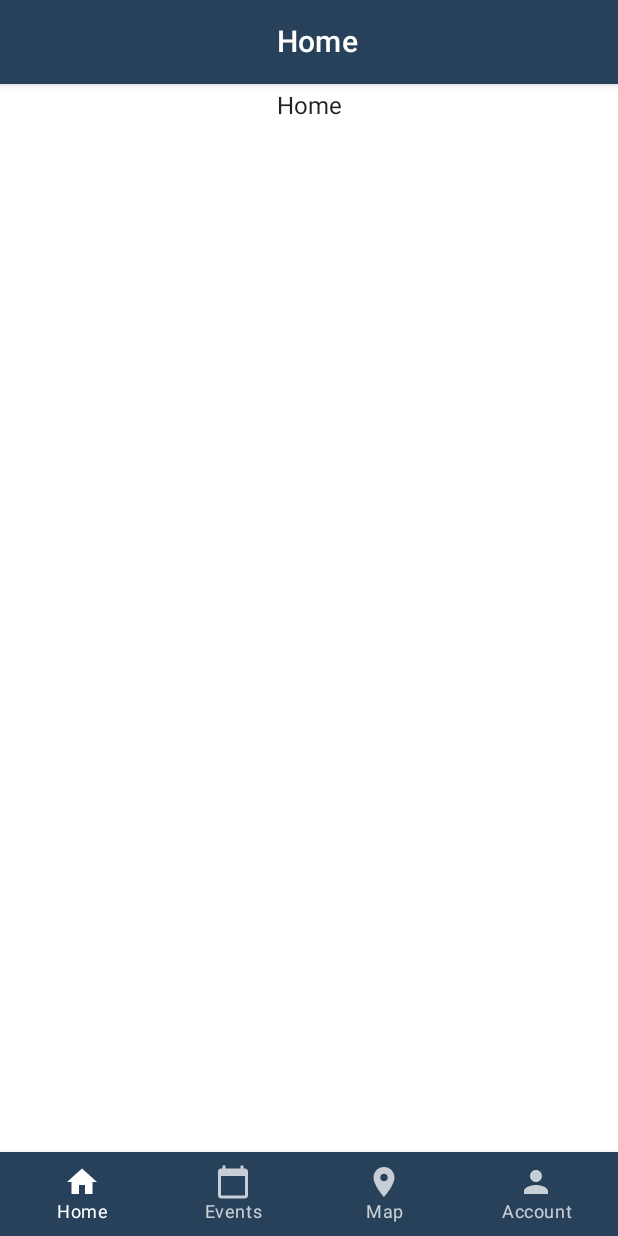
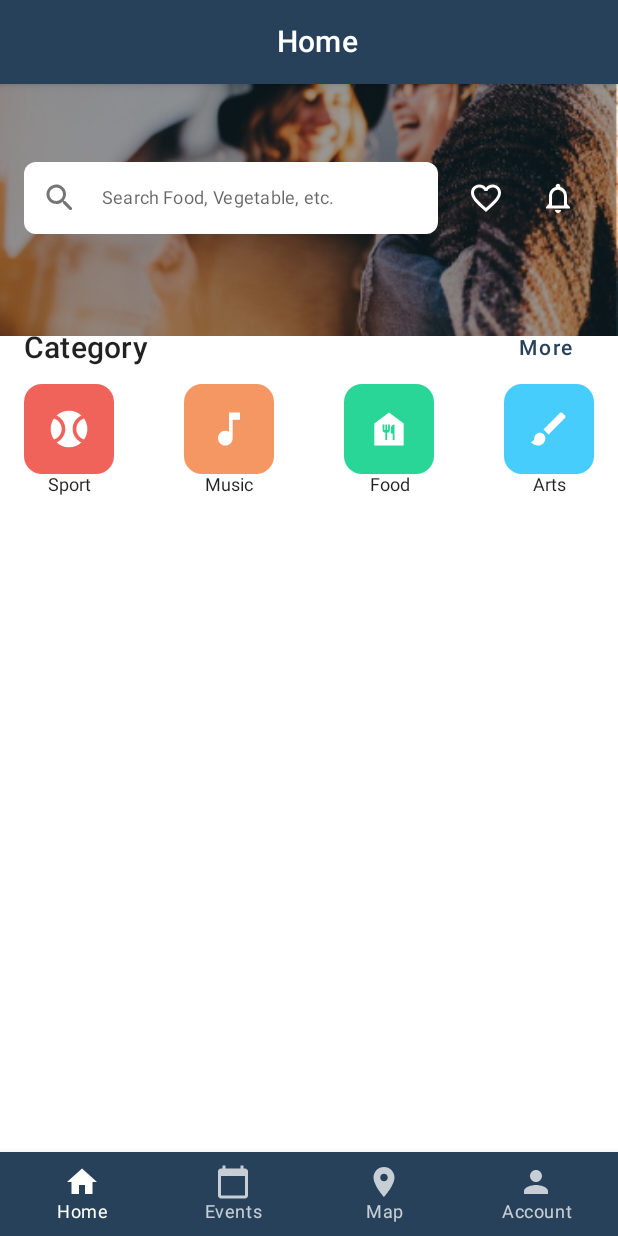
Before and after one commit to Nischhal3/event-manager, an Android app built with Jetpack Compose: the MainFragment screen opened through its navigation route, on a phone screen of 412 x 824 dp. Run offline under Robolectric (Android 15) with nearby library versions, the phone set to English and light mode, and no system bars; our stand-ins replace Room's generated code, livedata-compose.

Commit message:
home screen started

```diff
--- a/app/src/main/java/com/example/eventmanager/screens/Home.kt
+++ b/app/src/main/java/com/example/eventmanager/screens/Home.kt
@@ -1,22 +1,181 @@
 package com.example.eventmanager
 
-import androidx.compose.foundation.layout.Column
-import androidx.compose.foundation.layout.fillMaxSize
-import androidx.compose.foundation.layout.padding
-import androidx.compose.material.Text
+import android.util.Log
+import androidx.compose.foundation.*
+import androidx.compose.foundation.layout.*
+import androidx.compose.foundation.lazy.LazyColumn
+import androidx.compose.foundation.lazy.LazyRow
+import androidx.compose.foundation.lazy.items
+import androidx.compose.foundation.shape.RoundedCornerShape
+import androidx.compose.material.*
+import androidx.compose.material.icons.Icons
+import androidx.compose.material.icons.outlined.FavoriteBorder
+import androidx.compose.material.icons.outlined.Notifications
+import androidx.compose.material.icons.rounded.Search
 import androidx.compose.runtime.Composable
 import androidx.compose.ui.Alignment
 import androidx.compose.ui.Modifier
+import androidx.compose.ui.graphics.Color
+import androidx.compose.ui.graphics.painter.Painter
+import androidx.compose.ui.layout.ContentScale
+import androidx.compose.ui.res.painterResource
+import androidx.compose.ui.text.font.FontWeight
+import androidx.compose.ui.text.style.TextAlign
 import androidx.compose.ui.unit.dp
+import androidx.compose.ui.unit.sp
+import com.example.eventmanager.ui.theme.Typography
+import com.example.eventmanager.viewmodel.Category
 
 @Composable
 fun HomeScreen() {
-    Column(
-        modifier = Modifier
-            .fillMaxSize()
-            .padding(top = 5.dp),
-        horizontalAlignment = Alignment.CenterHorizontally
-    ) {
-        Text(text = "Home")
+    Box(Modifier.verticalScroll(rememberScrollState())) {
+        Image(
+            modifier = Modifier
+                .fillMaxWidth()
+                .offset(0.dp, (-30).dp),
+            painter = painterResource(id = R.drawable.home_bg),
+            contentDescription = "Header Background",
+            contentScale = ContentScale.FillWidth
+        )
+        Column {
+            //AppBar()
+            Spacer(modifier = Modifier.padding(top = 36.dp))
+            Content()
+        }
     }
 }
+
+@Composable
+fun AppBar() {
+    Row(
+        Modifier
+            .padding(16.dp)
+            .height(48.dp),
+        verticalAlignment = Alignment.CenterVertically,
+        horizontalArrangement = Arrangement.SpaceAround
+    ) {
+        TextField(
+            value = "",
+            onValueChange = {},
+            label = { Text(text = "Search Food, Vegetable, etc.", fontSize = 12.sp) },
+            singleLine = true,
+            leadingIcon = {
+                Icon(
+                    imageVector = Icons.Rounded.Search,
+                    contentDescription = "Search"
+                )
+            },
+            colors = TextFieldDefaults.textFieldColors(
+                backgroundColor = Color.White,
+                focusedIndicatorColor = Color.Transparent,
+                unfocusedIndicatorColor = Color.Transparent
+            ),
+            shape = RoundedCornerShape(8.dp),
+            modifier = Modifier
+                .weight(1f)
+                .fillMaxHeight()
+        )
+        Spacer(modifier = Modifier.width(8.dp))
+        IconButton(onClick = { }) {
+            Icon(
+                imageVector = Icons.Outlined.FavoriteBorder,
+                contentDescription = "",
+                tint = Color.White
+            )
+        }
+        IconButton(onClick = {}) {
+            Icon(
+                imageVector = Icons.Outlined.Notifications,
+                contentDescription = "",
+                tint = Color.White
+            )
+        }
+    }
+}
+
+@Composable
+fun Content() {
+    Column {
+        AppBar()
+        Spacer(modifier = Modifier.height(36.dp))
+        CategorySection()
+        Spacer(modifier = Modifier.height(16.dp))
+    }
+}
+
+
+@Composable
+fun VerticalDivider() {
+    Divider(
+        color = Color(0xFFF1F1F1),
+        modifier = Modifier
+            .width(1.dp)
+            .height(32.dp)
+    )
+}
+@Composable
+fun CategorySection() {
+    Column(Modifier.padding(horizontal = 16.dp)) {
+        Row(
+            Modifier.fillMaxWidth(),
+            verticalAlignment = Alignment.CenterVertically,
+            horizontalArrangement = Arrangement.SpaceBetween
+        ) {
+            Text(text = "Category", style = MaterialTheme.typography.h6)
+            TextButton(onClick = {}) {
+                Text(text = "More", color = MaterialTheme.colors.primary)
+            }
+        }
+
+        Row(
+            Modifier.fillMaxWidth(),
+            horizontalArrangement = Arrangement.SpaceBetween
+        ) {
+            CategoryButton(
+                text = "Sport",
+                icon = painterResource(id = R.drawable.ic_sports),
+                backgroundColor = Color(0xFFF0635A)
+            )
+            CategoryButton(
+                text = "Music",
+                icon = painterResource(id = R.drawable.ic_music),
+                backgroundColor = Color(0xFFF59762)
+            )
+            CategoryButton(
+                text = "Food",
+                icon = painterResource(id = R.drawable.ic_food),
+                backgroundColor = Color(0xFF29D697)
+            )
+            CategoryButton(
+                text = "Arts",
+                icon = painterResource(id = R.drawable.ic_brush),
+                backgroundColor = Color(0xFF46CDFB)
+            )
+        }
+    }
+}
+@Composable
+fun CategoryButton(
+    text: String = "",
+    icon: Painter,
+    backgroundColor: Color
+) {
+    Column(
+        Modifier
+            .width(60.dp)
+            .clickable { }
+    ) {
+        Box(
+            Modifier
+                .size(60.dp)
+                .background(
+                    color = backgroundColor,
+                    shape = RoundedCornerShape(12.dp)
+                )
+                .padding(15.dp)
+        ) {
+            Image(painter = icon, contentDescription = "", modifier = Modifier.fillMaxSize())
+        }
+        Text(text = text, modifier = Modifier.fillMaxWidth(), textAlign = TextAlign.Center, fontSize = 12.sp)
+    }
+}
--- a/app/src/main/java/com/example/eventmanager/screens/LoginScreen.kt
+++ b/app/src/main/java/com/example/eventmanager/screens/LoginScreen.kt
@@ -29,7 +29,9 @@ import androidx.compose.ui.res.painterResource
 import androidx.compose.ui.text.SpanStyle
 import androidx.compose.ui.text.buildAnnotatedString
 import androidx.compose.ui.text.font.FontWeight
+import androidx.compose.ui.text.input.PasswordVisualTransformation
 import androidx.compose.ui.text.input.TextFieldValue
+import androidx.compose.ui.text.input.VisualTransformation
 import androidx.compose.ui.text.style.TextAlign
 import androidx.compose.ui.text.withStyle
 import androidx.compose.ui.unit.dp
@@ -53,6 +55,7 @@ fun loginScreen(
 
     val userName = remember { mutableStateOf("") }
     val password = remember { mutableStateOf("") }
+    val passwordVisibility = remember { mutableStateOf(false) }
     var isEnabled = true
     if (userName.value.isEmpty() || password.value.isEmpty()) {
         isEnabled = false
@@ -149,6 +152,8 @@ fun loginScreen(
                                 contentDescription = "passwordIcon"
                             )
                         },
+                        visualTransformation = if (passwordVisibility.value) VisualTransformation.None
+                        else PasswordVisualTransformation(),
                         label = { Text(text = "Password", color = MainText) },
                         placeholder = { Text(text = "Enter password") },
                         modifier = Modifier.padding(vertical = 3.dp)
--- /dev/null
+++ b/app/src/main/java/com/example/eventmanager/viewmodel/Category.kt
@@ -0,0 +1,4 @@
+package com.example.eventmanager.viewmodel
+
+
+data class Category(val imageUrl: String, val label: String)
--- /dev/null
+++ b/app/src/main/res/drawable/ic_brush.xml
@@ -0,0 +1,5 @@
+<vector android:height="20dp" android:tint="#FFFFFF"
+    android:viewportHeight="24" android:viewportWidth="24"
+    android:width="20dp" xmlns:android="http://schemas.android.com/apk/res/android">
+    <path android:fillColor="@android:color/white" android:pathData="M7,14c-1.66,0 -3,1.34 -3,3 0,1.31 -1.16,2 -2,2 0.92,1.22 2.49,2 4,2 2.21,0 4,-1.79 4,-4 0,-1.66 -1.34,-3 -3,-3zM20.71,4.63l-1.34,-1.34c-0.39,-0.39 -1.02,-0.39 -1.41,0L9,12.25 11.75,15l8.96,-8.96c0.39,-0.39 0.39,-1.02 0,-1.41z"/>
+</vector>
--- /dev/null
+++ b/app/src/main/res/drawable/ic_food.xml
@@ -0,0 +1,5 @@
+<vector android:height="20dp" android:tint="#FFFFFF"
+    android:viewportHeight="24" android:viewportWidth="24"
+    android:width="20dp" xmlns:android="http://schemas.android.com/apk/res/android">
+    <path android:fillColor="@android:color/white" android:pathData="M12,3L4,9v12h16V9L12,3zM12.5,12.5c0,0.83 -0.67,1.5 -1.5,1.5v4h-1v-4c-0.83,0 -1.5,-0.67 -1.5,-1.5v-3h1v3H10v-3h1v3h0.5v-3h1V12.5zM15,18h-1v-3.5h-1v-3c0,-1.1 0.9,-2 2,-2V18z"/>
+</vector>
--- /dev/null
+++ b/app/src/main/res/drawable/ic_music.xml
@@ -0,0 +1,5 @@
+<vector android:height="20dp" android:tint="#FFFFFF"
+    android:viewportHeight="24" android:viewportWidth="24"
+    android:width="20dp" xmlns:android="http://schemas.android.com/apk/res/android">
+    <path android:fillColor="@android:color/white" android:pathData="M12,3v10.55c-0.59,-0.34 -1.27,-0.55 -2,-0.55 -2.21,0 -4,1.79 -4,4s1.79,4 4,4 4,-1.79 4,-4V7h4V3h-6z"/>
+</vector>
--- /dev/null
+++ b/app/src/main/res/drawable/ic_sports.xml
@@ -0,0 +1,7 @@
+<vector android:height="20dp" android:tint="#FFFFFF"
+    android:viewportHeight="24" android:viewportWidth="24"
+    android:width="20dp" xmlns:android="http://schemas.android.com/apk/res/android">
+    <path android:fillColor="@android:color/white" android:pathData="M3.81,6.28C2.67,7.9 2,9.87 2,12s0.67,4.1 1.81,5.72C6.23,16.95 8,14.68 8,12S6.23,7.05 3.81,6.28z"/>
+    <path android:fillColor="@android:color/white" android:pathData="M20.19,6.28C17.77,7.05 16,9.32 16,12s1.77,4.95 4.19,5.72C21.33,16.1 22,14.13 22,12S21.33,7.9 20.19,6.28z"/>
+    <path android:fillColor="@android:color/white" android:pathData="M14,12c0,-3.28 1.97,-6.09 4.79,-7.33C17.01,3.02 14.63,2 12,2S6.99,3.02 5.21,4.67C8.03,5.91 10,8.72 10,12s-1.97,6.09 -4.79,7.33C6.99,20.98 9.37,22 12,22s5.01,-1.02 6.79,-2.67C15.97,18.09 14,15.28 14,12z"/>
+</vector>
```
Also changed, not shown: app/src/main/res/drawable-nodpi/home_bg.png (added).
